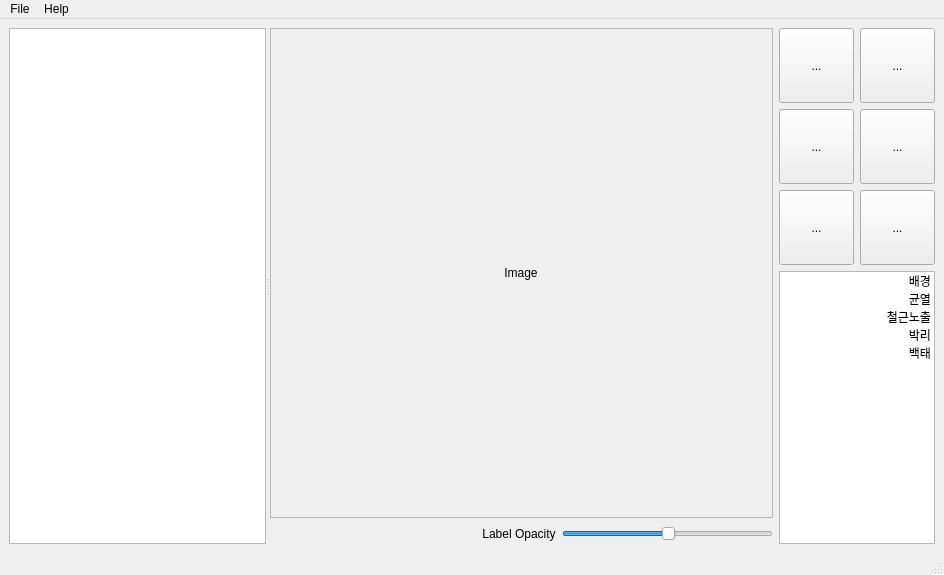
This is ui_design/mainWindow.ui in HYOJAE15/autolabel as Qt 5 draws it before an edit. The edited form follows.
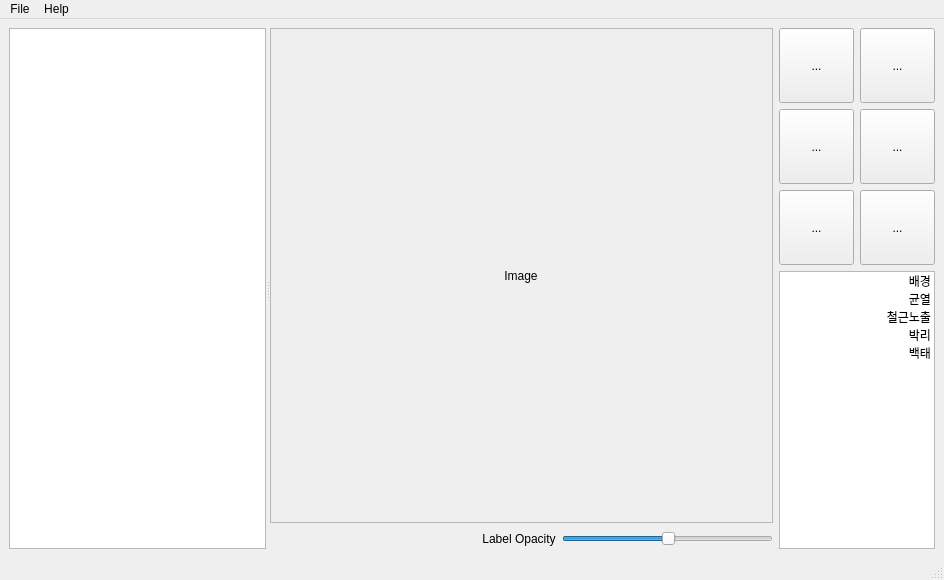
This is the edited form. Icons and pictures are not drawn.

What changed in the file:
```diff
--- a/ui_design/mainWindow.ui
+++ b/ui_design/mainWindow.ui
@@ -7,7 +7,7 @@
     <x>0</x>
     <y>0</y>
     <width>944</width>
-    <height>575</height>
+    <height>580</height>
    </rect>
   </property>
   <property name="focusPolicy">
@@ -88,7 +88,7 @@
                <x>0</x>
                <y>0</y>
                <width>498</width>
-               <height>480</height>
+               <height>485</height>
               </rect>
              </property>
              <property name="layoutDirection">
```
